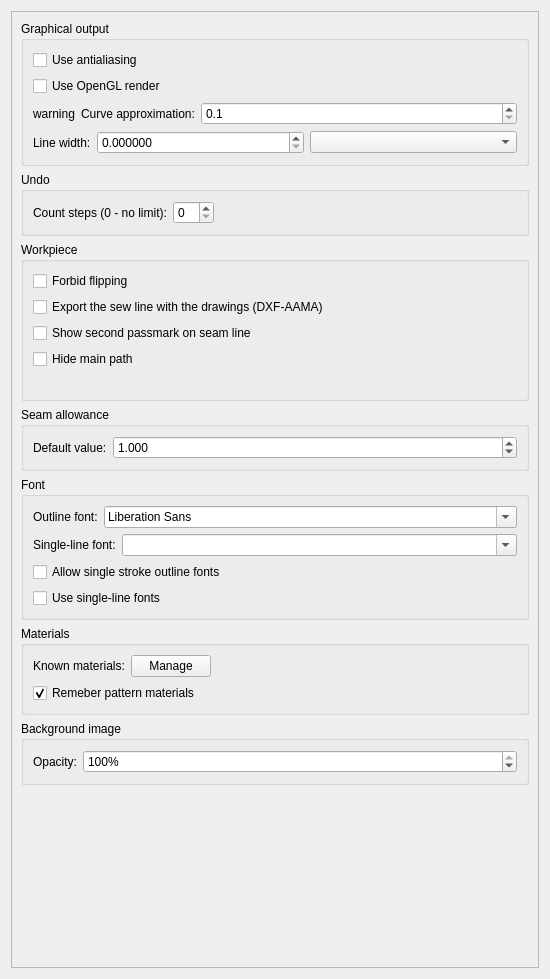
equinox-patterns/Ostara, file src/app/ostara/dialogs/configpages/preferencespatternpage.ui: the form before one commit.
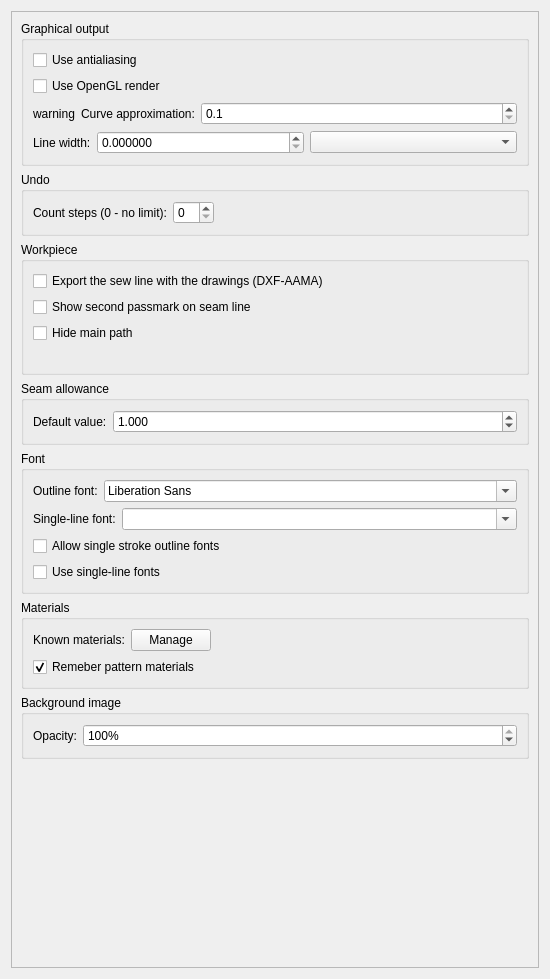
The form after the commit.

What changed in the file:
```diff
--- a/src/app/ostara/dialogs/configpages/preferencespatternpage.ui
+++ b/src/app/ostara/dialogs/configpages/preferencespatternpage.ui
@@ -200,16 +200,6 @@
           <string>Workpiece</string>
          </property>
          <layout class="QVBoxLayout" name="verticalLayout_4">
-          <item>
-           <widget class="QCheckBox" name="forbidFlippingCheck">
-            <property name="toolTip">
-             <string>By default forbid flipping for all new created workpieces</string>
-            </property>
-            <property name="text">
-             <string>Forbid flipping</string>
-            </property>
-           </widget>
-          </item>
           <item>
            <widget class="QCheckBox" name="checkBoxSewLineOnDrawing">
             <property name="toolTip">
```
